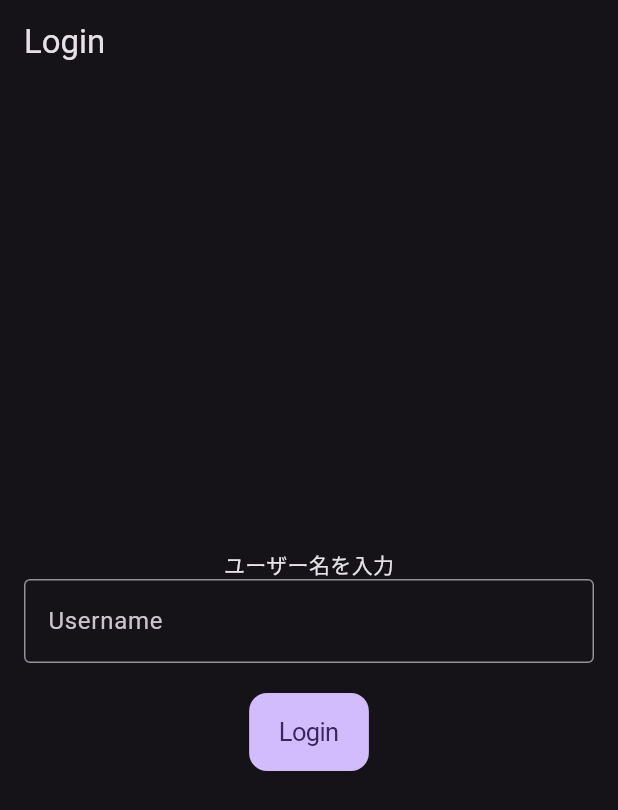
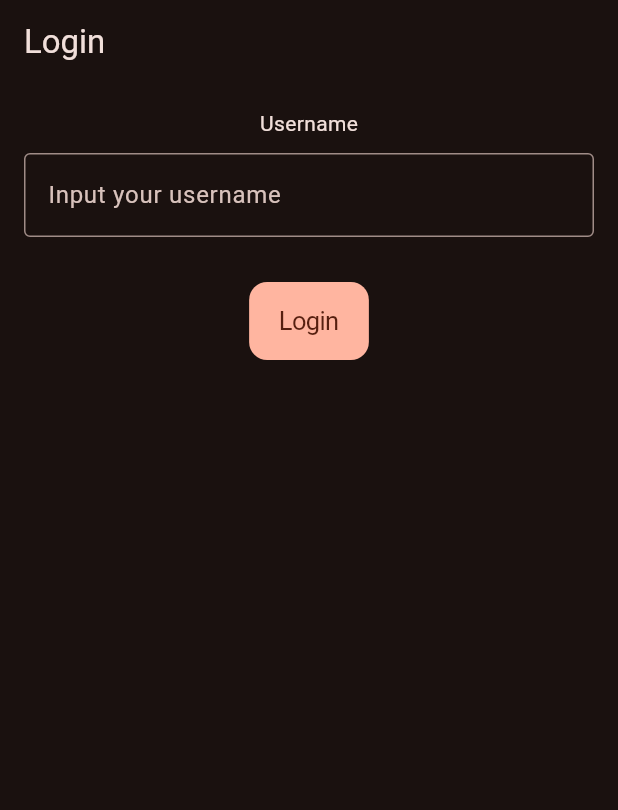
Before and after one commit to wirefox21/TestMinimal, a Flutter app: the screen it shows after launch, on a phone screen of 412 x 824 dp. Shown: the top 810 px of the screen. Run offline on Flutter 3.47's test engine with Material 3 defaults, Android fonts, the phone set to English and light mode, and no system bars.

```diff
--- a/flutter_practice/lib/main.dart
+++ b/flutter_practice/lib/main.dart
@@ -6,15 +6,16 @@ void main() {
 }
 
 class MyApp extends StatelessWidget {
+  const MyApp({super.key});
+
   @override
   Widget build(BuildContext context) {
     return MaterialApp(
       debugShowCheckedModeBanner: false,
       theme: ThemeData(
         useMaterial3: true,
-        brightness: Brightness.dark,
         colorScheme: ColorScheme.fromSeed(
-            seedColor: Colors.deepPurple, brightness: Brightness.dark),
+            seedColor: Colors.deepOrange, brightness: Brightness.dark),
       ),
       home: LoginScreen(),
     );
@@ -22,30 +23,51 @@ class MyApp extends StatelessWidget {
 }
 
 class LoginScreen extends StatefulWidget {
+  const LoginScreen({super.key});
+
   @override
   _LoginScreenState createState() => _LoginScreenState();
 }
 
 class _LoginScreenState extends State<LoginScreen> {
+  final TextEditingController _usernameConroller = TextEditingController();
+
+  @override
+  void dispose() {
+    _usernameConroller.dispose();
+    super.dispose();
+  }
+
   @override
   Widget build(BuildContext context) {
     return Scaffold(
-      appBar: AppBar(title: Text("Login")),
-      body: Padding(
+      appBar: AppBar(title: const Text("Login")),
+      body: SingleChildScrollView(
+        child: Padding(
           padding: EdgeInsets.all(16.0),
           child: Column(
             mainAxisAlignment: MainAxisAlignment.center,
+            crossAxisAlignment: CrossAxisAlignment.center,
             children: [
-            Text("ユーザー名を入力"),
+              const Text("Username"),
+              const SizedBox(height: 10),
               TextField(
-              decoration: InputDecoration(
-                labelText: "Username",
+                controller: _usernameConroller,
+                decoration: const InputDecoration(
+                  labelText: "Input your username",
                   border: OutlineInputBorder(),
                 ),
               ),
-            SizedBox(height: 20),
-            CupertinoButton.filled(child: Text("Login"), onPressed: () {}),
+              const SizedBox(height: 30),
+              CupertinoButton.filled(
+                child: const Text("Login"),
+                onPressed: () {
+                  String username = _usernameConroller.text;
+                  print("Username : $username");
+                },
+              ),
             ],
+          ),
         ),
       ),
     );
```
Also changed, not shown: 1 other file. Lines whose indentation alone changed are shown as unchanged.
